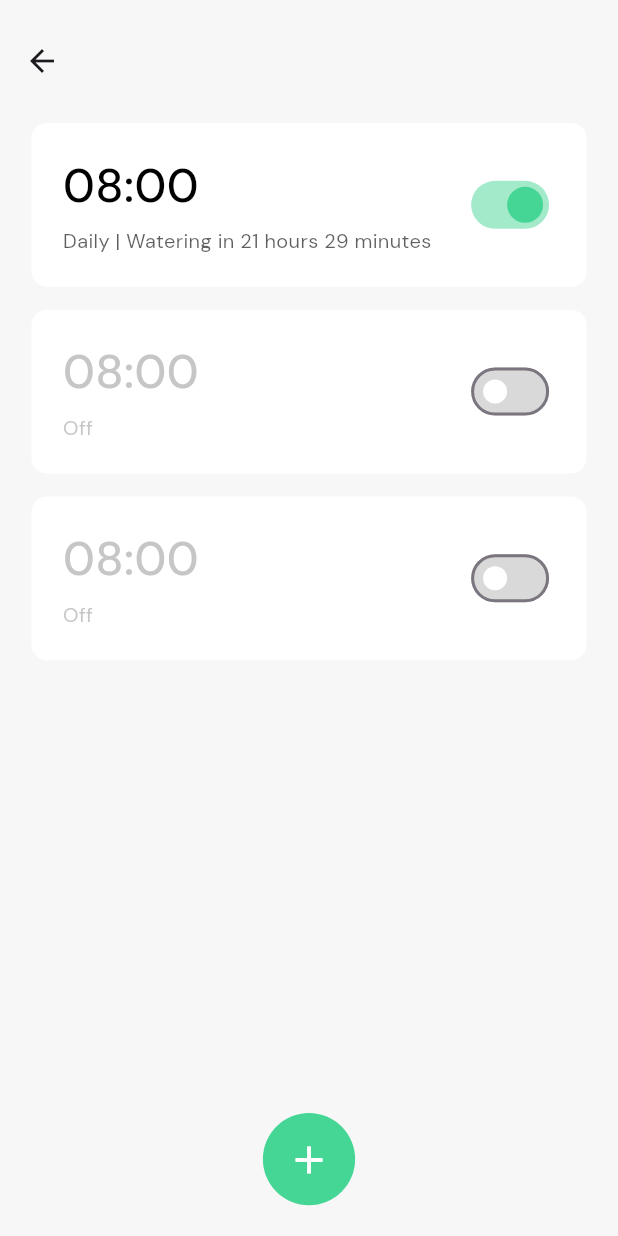
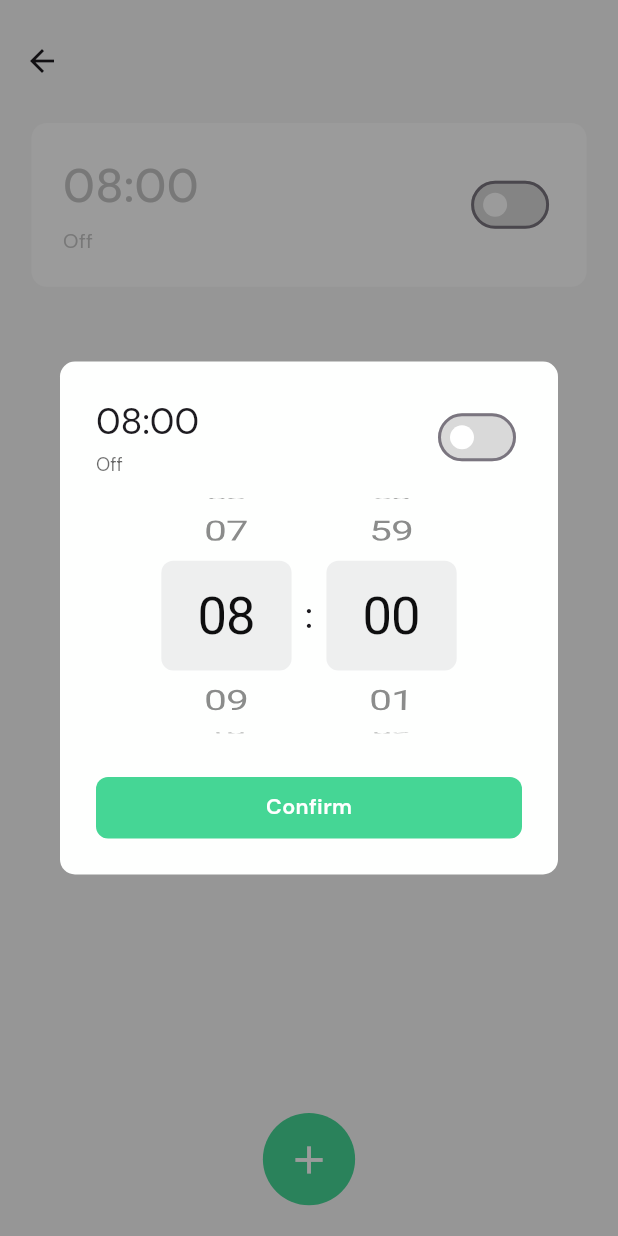
Before and after one commit to sibeux/iot_plant_control, a Flutter app: the WaterScreen screen opened directly, after a tap on "08:00", on a phone screen of 412 x 824 dp. Run offline on Flutter 3.47's test engine with Material 3 defaults, Android fonts, the phone set to English and light mode, and no system bars; our stand-ins replace flutter_screenutil, flutter_svg, get, hexcolor, persistent_bottom_nav_bar, smooth_page_indicator; missing offline and left inert: mqtt_client.

Commit message:
Refactor WaterController to manage watering time updates, add changeTimeModal for time selection, and enhance WaterTile with dynamic updates and modal integration

```diff
--- a/lib/controller/water_controller.dart
+++ b/lib/controller/water_controller.dart
@@ -13,10 +13,10 @@
 
   var countdownString = ''.obs;
 
+  var updateRefresh = false.obs;
+
   @override
   void onInit() {
-    waterTime.add(WaterTime(time: '08:00'));
-    waterTime.add(WaterTime(time: '08:00'));
     waterTime.add(WaterTime(time: '08:00'));
     super.onInit();
   }
@@ -45,6 +45,15 @@
     setWaterTimeDifference(selectedHour.value, selectedMinute.value);
   }
 
+  void modalChangeSetTime({required int hour, required int minute}) {
+    hourController = FixedExtentScrollController(initialItem: hour);
+    minuteController = FixedExtentScrollController(initialItem: minute);
+    selectedHour.value = hour;
+    selectedMinute.value = minute;
+    setWaterTimeDifference(selectedHour.value, selectedMinute.value);
+
+  }
+
   void addWatering() {
     String time =
         '${selectedHour.value.toString().padLeft(2, '0')}:${selectedMinute.value.toString().padLeft(2, '0')}';
@@ -62,6 +71,15 @@
     if (index != -1) {
       waterTime[index].isActive.value = value;
     }
+  }
+
+  void updateWatering(String id, String time) {
+    int index = waterTime.indexWhere((element) => element.id == id);
+    if (index != -1) {
+      waterTime[index].time = time;
+    }
+    sortWaterTime();
+    updateRefresh.value = !updateRefresh.value;
   }
 
   void setWaterTimeDifference(int selectedHour, int selectedMinute) {
--- a/lib/models/water_time.dart
+++ b/lib/models/water_time.dart
@@ -3,7 +3,7 @@
 
 class WaterTime {
   final String id;
-  final String time;
+  String time;
   RxBool isActive;
 
   WaterTime({String? id, required this.time, bool isActive = false})
--- a/lib/screen/water_screen/add_water_screen.dart
+++ b/lib/screen/water_screen/add_water_screen.dart
@@ -88,11 +88,11 @@
                 }),
               ),
             ),
-            const Text(":", style: TextStyle(fontSize: 24)),
+            Text(":", style: TextStyle(fontSize: 24.sp)),
             // Menit
             SizedBox(
-              width: 100,
-              height: 300,
+              width: 100.w,
+              height: 300.h,
               child: CupertinoPicker(
                 looping: true,
                 itemExtent: 60,
--- /dev/null
+++ b/lib/widgets/water_widget/change_time_modal.dart
@@ -0,0 +1,189 @@
+import 'package:flutter/cupertino.dart';
+import 'package:flutter/material.dart';
+import 'package:flutter_screenutil/flutter_screenutil.dart';
+import 'package:get/get.dart';
+import 'package:hexcolor/hexcolor.dart';
+import 'package:iot_plant_control/controller/water_controller.dart';
+import 'package:iot_plant_control/models/water_time.dart';
+
+void changeTimeModal(BuildContext context, {required WaterTime waterTime}) {
+  final waterController = Get.find<WaterController>();
+  final defaultToggle = waterTime.isActive.value;
+  final defaultTime = waterTime.time;
+  waterController.modalChangeSetTime(
+    hour: int.parse(waterTime.time.split(':')[0]),
+    minute: int.parse(waterTime.time.split(':')[1]),
+  );
+  showDialog<bool>(
+    barrierDismissible: true,
+    context: context,
+    barrierColor: Colors.black.withAlpha(100),
+    builder: (BuildContext context) {
+      return AlertDialog(
+        backgroundColor: HexColor('#fefffe'),
+        surfaceTintColor: Colors.transparent,
+        shape: RoundedRectangleBorder(borderRadius: BorderRadius.circular(10)),
+        contentPadding: EdgeInsets.only(
+          left: 10.w,
+          right: 10.w,
+          top: 0,
+          bottom: 15.h,
+        ),
+        title: Row(
+          mainAxisAlignment: MainAxisAlignment.spaceBetween,
+          children: [
+            Column(
+              crossAxisAlignment: CrossAxisAlignment.start,
+              children: [
+                Obx(
+                  () => Text(
+                    "${waterController.selectedHour.value.toString().padLeft(2, '0')}:${waterController.selectedMinute.value.toString().padLeft(2, '0')}",
+                  ),
+                ),
+                SizedBox(height: 5.h),
+                Obx(
+                  () => Text(
+                    !waterTime.isActive.value
+                        ? 'Off'
+                        : waterController.countdownString.value,
+                    style: TextStyle(
+                      fontSize: 12.sp,
+                      fontWeight: FontWeight.normal,
+                      color: Colors.black.withAlpha(150),
+                    ),
+                  ),
+                ),
+              ],
+            ),
+            Obx(
+              () => Switch(
+                value: waterTime.isActive.value,
+                onChanged: (value) {
+                  waterTime.isActive.value = value;
+                },
+                activeColor: Color.fromARGB(255, 69, 214, 149),
+                inactiveTrackColor: Color(0xffD9D9D9),
+                inactiveThumbColor: Color(0xffFFFFFF),
+                materialTapTargetSize: MaterialTapTargetSize.shrinkWrap,
+              ),
+            ),
+          ],
+        ),
+        content: SizedBox(
+          width: 400.w,
+          child: Row(
+            mainAxisAlignment: MainAxisAlignment.center,
+            children: [
+              // Jam
+              SizedBox(
+                width: 100.w,
+                height: 180.h,
+                child: CupertinoPicker(
+                  looping: true,
+                  itemExtent: 60,
+                  magnification: 1.22,
+                  squeeze: 1.2,
+                  useMagnifier: true,
+                  scrollController: waterController.hourController,
+                  onSelectedItemChanged: (index) {
+                    waterController.selectedHour.value = index;
+                    waterController.setWaterTimeDifference(
+                      waterController.selectedHour.value,
+                      waterController.selectedMinute.value,
+                    );
+                  },
+                  children: List<Widget>.generate(24, (index) {
+                    return Center(
+                      child: Text(
+                        index.toString().padLeft(2, '0'),
+                        style: TextStyle(fontSize: 28.sp),
+                      ),
+                    );
+                  }),
+                ),
+              ),
+              Text(":", style: TextStyle(fontSize: 24.sp)),
+              // Menit
+              SizedBox(
+                width: 100.w,
+                height: 180.h,
+                child: CupertinoPicker(
+                  looping: true,
+                  itemExtent: 60,
+                  magnification: 1.22,
+                  squeeze: 1.2,
+                  useMagnifier: true,
+                  scrollController: waterController.minuteController,
+                  onSelectedItemChanged: (index) {
+                    waterController.selectedMinute.value = index;
+                    waterController.setWaterTimeDifference(
+                      waterController.selectedHour.value,
+                      waterController.selectedMinute.value,
+                    );
+                  },
+                  children: List<Widget>.generate(60, (index) {
+                    return Center(
+                      child: Text(
+                        index.toString().padLeft(2, '0'),
+                        style: TextStyle(fontSize: 28.sp),
+                      ),
+                    );
+                  }),
+                ),
+              ),
+            ],
+          ),
+        ),
+        actions: <Widget>[
+          Row(
+            mainAxisAlignment: MainAxisAlignment.center,
+            children: [
+              Expanded(
+                child: Center(
+                  child: InkWell(
+                    onTap: () {
+                      // Agar then() di bawah bisa membedakan antara
+                      // dismiss dan confirm.
+                      Navigator.of(context).pop(true);
+                    },
+                    child: Container(
+                      height: 40.h,
+                      alignment: Alignment.center,
+                      decoration: BoxDecoration(
+                        borderRadius: BorderRadius.circular(8),
+                        color: HexColor('#45D695'),
+                      ),
+                      child: Text(
+                        'Confirm',
+                        style: TextStyle(
+                          color: Colors.white,
+                          fontSize: 14.sp,
+                          fontWeight: FontWeight.w600,
+                        ),
+                      ),
+                    ),
+                  ),
+                ),
+              ),
+            ],
+          ),
+        ],
+      );
+    },
+  ).then((value) {
+    if (value == true) {
+      if (defaultTime !=
+          '${waterController.selectedHour.value.toString().padLeft(2, '0')}:${waterController.selectedMinute.value.toString().padLeft(2, '0')}') {
+        waterController.updateWatering(
+          waterTime.id,
+          '${waterController.selectedHour.value.toString().padLeft(2, '0')}:${waterController.selectedMinute.value.toString().padLeft(2, '0')}',
+        );
+        waterController.toggleWatering(waterTime.id, true);
+      }
+    } else {
+      if (defaultToggle != waterTime.isActive.value) {
+        waterController.toggleWatering(waterTime.id, defaultToggle);
+      }
+    }
+  });
+}
--- a/lib/widgets/water_widget/water_tile.dart
+++ b/lib/widgets/water_widget/water_tile.dart
@@ -3,6 +3,7 @@
 import 'package:get/get.dart';
 import 'package:iot_plant_control/controller/clock_controller.dart';
 import 'package:iot_plant_control/models/water_time.dart';
+import 'package:iot_plant_control/widgets/water_widget/change_time_modal.dart';
 
 import '../../controller/water_controller.dart';
 
@@ -62,7 +63,7 @@
               Clip.antiAlias, // ✅ ini penting biar splash-nya ikut radius.
           child: InkWell(
             onTap: () {
-              waterTime.isActive.value = !waterTime.isActive.value;
+              changeTimeModal(context, waterTime: waterTime);
             },
             child: Container(
               padding: EdgeInsets.symmetric(horizontal: 20.w, vertical: 20.h),
@@ -78,14 +79,18 @@
                       Row(
                         children: [
                           Obx(
-                            () => Text(
+                            () =>
+                                waterController.updateRefresh.value ||
+                                        !waterController.updateRefresh.value
+                                    ? Text(
                                       waterTime.time,
                                       style: TextStyle(
                                         fontSize: 30.sp,
                                         fontWeight: FontWeight.w500,
                                         color:
                                             waterController
-                                            .waterTime[waterController.waterTime
+                                                    .waterTime[waterController
+                                                        .waterTime
                                                         .indexWhere(
                                                           (element) =>
                                                               element.id ==
@@ -96,7 +101,8 @@
                                                 ? Color(0xff000000)
                                                 : Colors.grey.withAlpha(150),
                                       ),
-                            ),
+                                    )
+                                    : SizedBox(),
                           ),
                         ],
                       ),
@@ -107,7 +113,10 @@
                               ? 'Off'
                               : clockController.refreshTime.value ||
                                   !clockController.refreshTime.value
-                              ? 'Daily | ${waterController.getWaterTimeDifference(int.parse(hour), int.parse(minute))}'
+                              ? waterController.getWaterTimeDifference(
+                                int.parse(hour),
+                                int.parse(minute),
+                              )
                               : '',
                           style: TextStyle(
                             fontSize: 13.sp,
```
Lines whose indentation alone changed are shown as unchanged.
